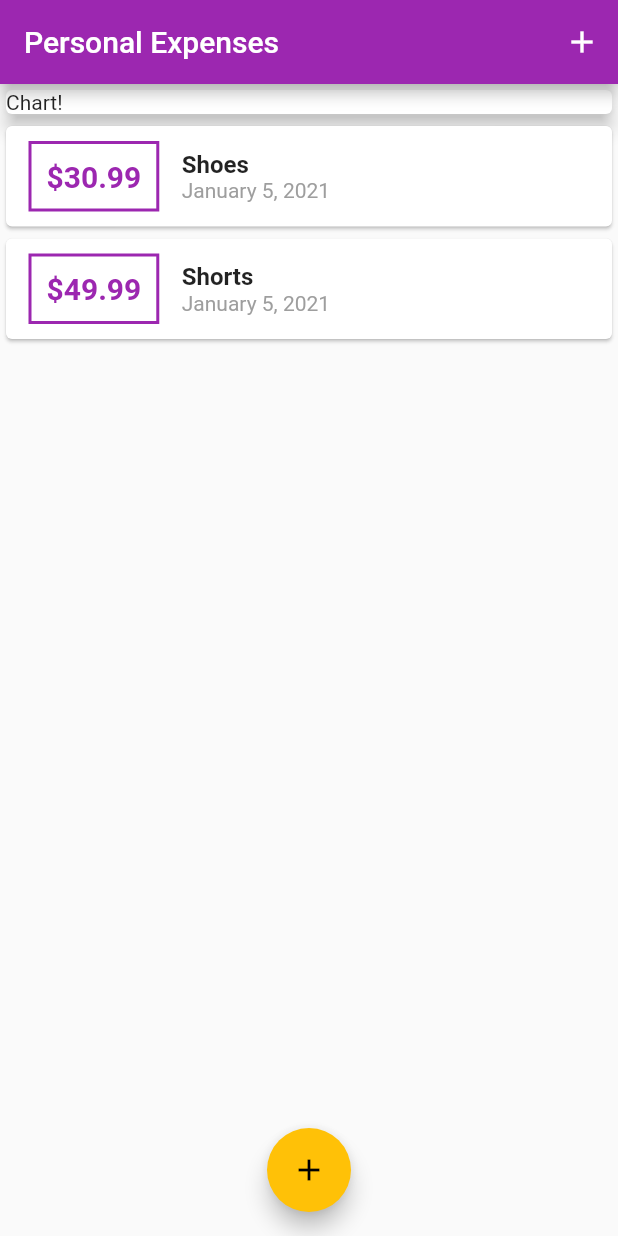
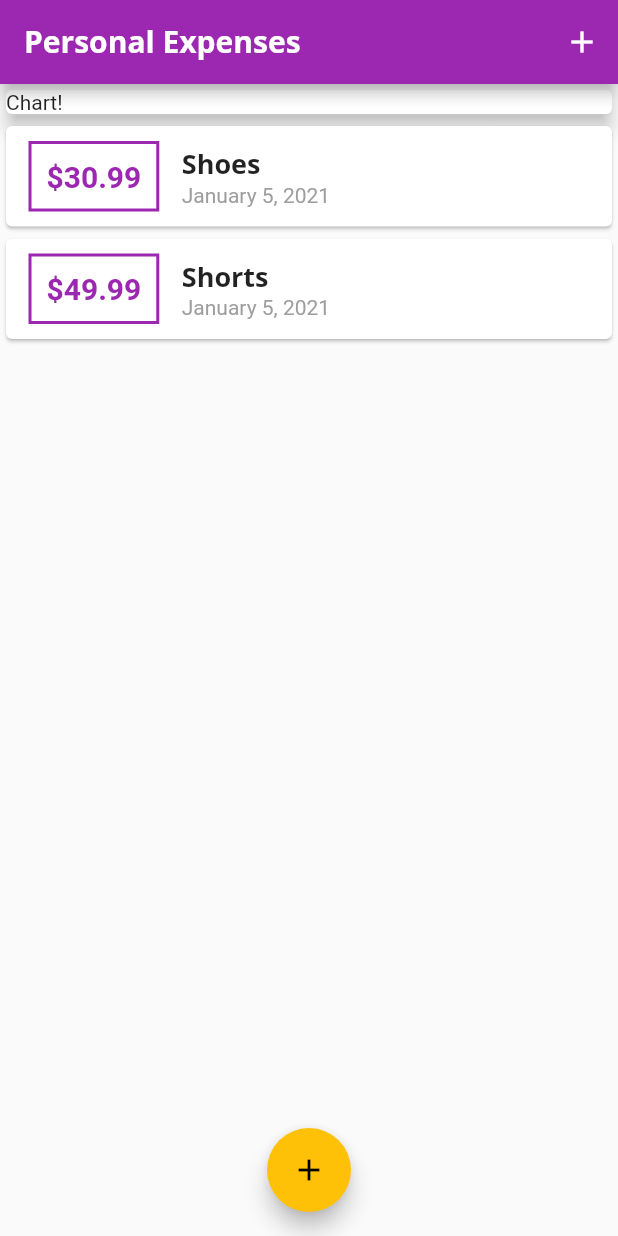
Before and after one commit to bladerangel/personal_expenses, a Flutter app: the screen it shows after launch, on a phone screen of 412 x 824 dp. Run offline on Flutter 3.47's test engine with Material 2 defaults, Android fonts, the phone set to English and light mode, and no system bars.

Commit message:
Add fonts

```diff
--- a/lib/main.dart
+++ b/lib/main.dart
@@ -14,6 +14,24 @@ class MyApp extends StatelessWidget {
       theme: ThemeData(
         primarySwatch: Colors.purple,
         accentColor: Colors.amber,
+        fontFamily: 'Quicksand',
+        appBarTheme: AppBarTheme(
+          textTheme: ThemeData.light().textTheme.copyWith(
+                headline6: TextStyle(
+                  color: Colors.white,
+                  fontFamily: 'OpenSans',
+                  fontSize: 20,
+                  fontWeight: FontWeight.bold,
+                ),
+              ),
+        ),
+        textTheme: ThemeData.light().textTheme.copyWith(
+              headline6: TextStyle(
+                fontFamily: 'OpenSans',
+                fontSize: 18,
+                fontWeight: FontWeight.bold,
+              ),
+            ),
       ),
       home: MyHomePage(),
     );
@@ -71,7 +89,9 @@ class _MyHomePageState extends State<MyHomePage> {
         onPressed: () => _modalNewTransaction(context),
       ),
       appBar: AppBar(
-        title: Text("Personal Expenses"),
+        title: Text(
+          "Personal Expenses",
+        ),
         actions: [
           IconButton(
             icon: Icon(Icons.add),
--- a/lib/widgets/transaction_list/transaction_list_style.dart
+++ b/lib/widgets/transaction_list/transaction_list_style.dart
@@ -24,12 +24,9 @@ Text amountText(String data, {BuildContext context}) => Text(
       ),
     );
 
-Text titleText(String data) => Text(
+Text titleText(String data, {BuildContext context}) => Text(
       data,
-      style: TextStyle(
-        fontSize: 16,
-        fontWeight: FontWeight.bold,
-      ),
+      style: Theme.of(context).textTheme.headline6,
     );
 
 Text dateText(String data) => Text(
--- a/lib/widgets/transaction_list/transaction_list_widget.dart
+++ b/lib/widgets/transaction_list/transaction_list_widget.dart
@@ -30,6 +30,7 @@ class TransactionListWidget extends StatelessWidget {
                 children: [
                   Style.titleText(
                     transactions[index].title,
+                    context: context,
                   ),
                   Style.dateText(
                     DateFormat.yMMMMd().format(transactions[index].date),
```
Also changed, not shown: pubspec.yaml (+11 -11 lines), assets/fonts/OpenSans-Bold.ttf (added), assets/fonts/OpenSans-Regular.ttf (added), assets/fonts/Quicksand-Bold.ttf (added), assets/fonts/Quicksand-Light.ttf (added), assets/fonts/Quicksand-Medium.ttf (added), assets/fonts/Quicksand-Regular.ttf (added).
